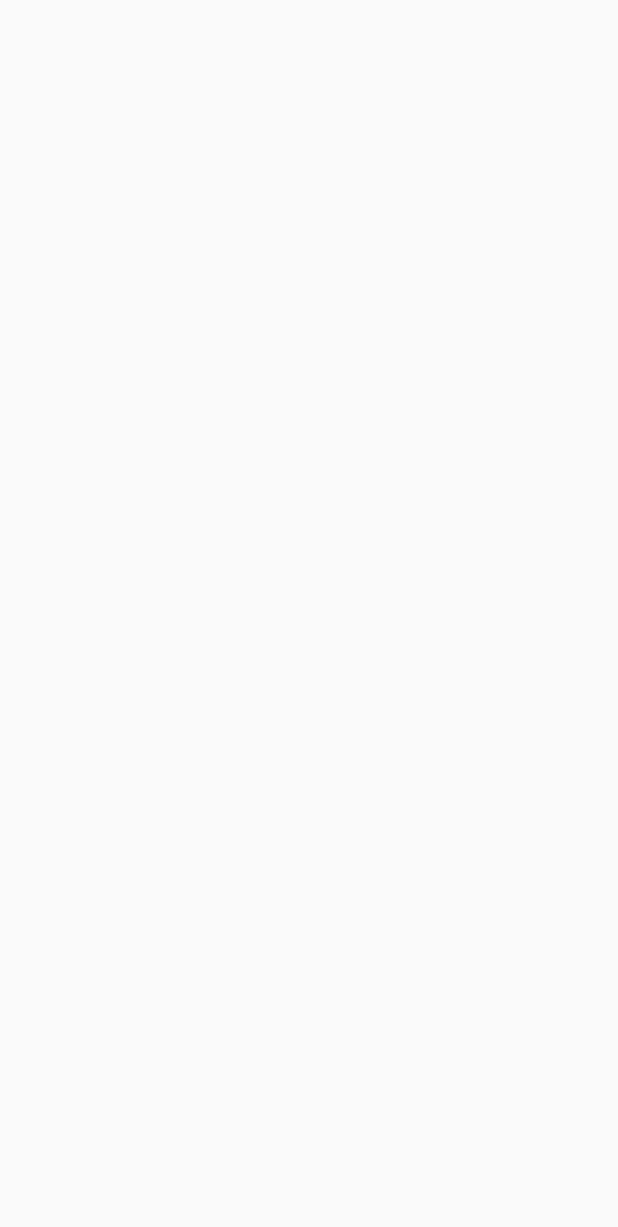
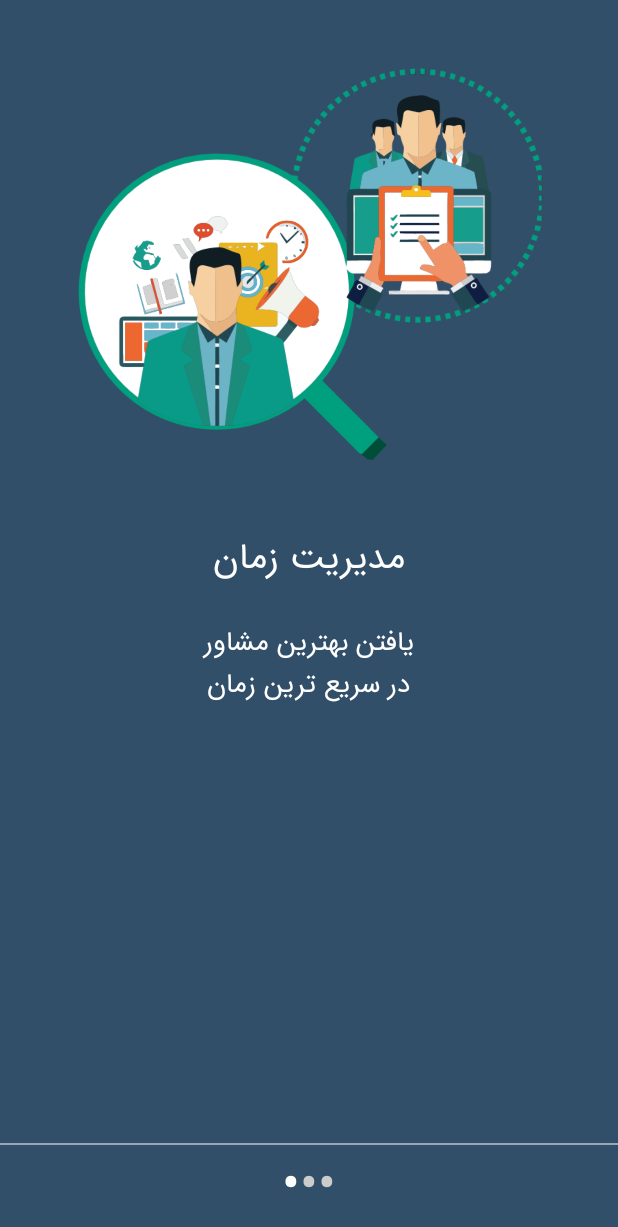
Before and after one commit to ElhamHosseini73/android-consultation, an Android app: the screen it shows after launch (Intro), on a phone screen of 412 x 824 dp. Before the commit the part shown is empty. Shown: the top 1227 px of the screen. Run offline under Robolectric (Android 15) with nearby library versions, the phone set to English and light mode, and no system bars.

Commit message:
Add Intro

```diff
--- a/app/src/main/java/ir/rayapars/consultation/Activitys/Intro.java
+++ b/app/src/main/java/ir/rayapars/consultation/Activitys/Intro.java
@@ -1,15 +1,133 @@
 package ir.rayapars.consultation.Activitys;
 
+import android.content.Intent;
+import android.os.Build;
+import android.support.v4.view.ViewPager;
 import android.support.v7.app.AppCompatActivity;
 import android.os.Bundle;
+import android.text.Html;
+import android.view.View;
+import android.widget.ImageView;
+import android.widget.LinearLayout;
+import android.widget.TextView;
 
+import ir.rayapars.consultation.Adapters.IntroAdapter;
 import ir.rayapars.consultation.R;
 
 public class Intro extends AppCompatActivity {
+
+    ViewPager viewPager;
+    LinearLayout dotsLayout;
+    ImageView nextStep;
+    int[] layouts;
+    TextView[] dots;
+    IntroAdapter introAdapter;
 
     @Override
     protected void onCreate(Bundle savedInstanceState) {
         super.onCreate(savedInstanceState);
         setContentView(R.layout.activity_intro);
+
+
+        // Making notification bar transparent
+        if (Build.VERSION.SDK_INT >= 21) {
+            getWindow().getDecorView().setSystemUiVisibility(View.SYSTEM_UI_FLAG_LAYOUT_STABLE | View.SYSTEM_UI_FLAG_LAYOUT_FULLSCREEN);
+        }
+
+        viewPager = (ViewPager) findViewById(R.id.viewPager);
+        dotsLayout = (LinearLayout) findViewById(R.id.layoutDots);
+        nextStep = (ImageView) findViewById(R.id.nextStep);
+
+        // layouts of all welcome sliders
+        // add few more layouts if you want
+        layouts = new int[]{
+                R.layout.info1,
+                R.layout.info2,
+                R.layout.info3};
+
+        // adding bottom dots
+        addBottomDots(0);
+
+        introAdapter = new IntroAdapter(Intro.this, layouts);
+        viewPager.setAdapter(introAdapter);
+        viewPager.addOnPageChangeListener(viewPagerPageChangeListener);
+
+
+        nextStep.setOnClickListener(new View.OnClickListener() {
+            @Override
+            public void onClick(View v) {
+
+                // checking for last page
+                // if last page home screen will be launched
+                int current = getItem(+1);
+                if (current < layouts.length) {
+
+                } else {
+
+                    // move to next screen
+                    // startActivity(new Intent(Intro.this, CompletedProfileActivity.class));
+                    //  finish();
+                }
+            }
+        });
     }
+
+    private void addBottomDots(int currentPage) {
+
+        dots = new TextView[layouts.length];
+
+        int[] colorsActive = getResources().getIntArray(R.array.array_dot_active);
+        int[] colorsInactive = getResources().getIntArray(R.array.array_dot_inactive);
+
+        dotsLayout.removeAllViews();
+
+        for (int i = 0; i < dots.length; i++) {
+            dots[i] = new TextView(this);
+            dots[i].setText(Html.fromHtml("&#8226;"));
+            dots[i].setTextSize(35);
+            dots[i].setTextColor(colorsInactive[currentPage]);
+
+            dotsLayout.addView(dots[i]);
+        }
+
+        if (dots.length > 0)
+            dots[currentPage].setTextColor(colorsActive[currentPage]);
+    }
+
+    private int getItem(int i) {
+        return viewPager.getCurrentItem() + i;
+    }
+
+    ViewPager.OnPageChangeListener viewPagerPageChangeListener = new ViewPager.OnPageChangeListener() {
+
+        @Override
+        public void onPageSelected(int position) {
+            addBottomDots(position);
+
+            // changing the next button text 'NEXT' / 'GOT IT'
+            if (position == layouts.length - 1) {
+                nextStep.setImageResource(R.drawable.ic_tik);
+                nextStep.setVisibility(View.VISIBLE);
+
+            } else {
+                nextStep.setVisibility(View.GONE);
+                nextStep.setImageResource(R.drawable.ic_next_white);
+            }
+
+        }
+
+        @Override
+        public void onPageScrolled(int arg0, float arg1, int arg2) {
+
+
+        }
+
+        @Override
+        public void onPageScrollStateChanged(int arg0) {
+
+
+        }
+    };
+
+
 }
--- /dev/null
+++ b/app/src/main/java/ir/rayapars/consultation/Adapters/IntroAdapter.java
@@ -0,0 +1,48 @@
+package ir.rayapars.consultation.Adapters;
+
+import android.app.Activity;
+import android.content.Context;
+import android.support.v4.view.PagerAdapter;
+import android.view.LayoutInflater;
+import android.view.View;
+import android.view.ViewGroup;
+
+public class IntroAdapter extends PagerAdapter {
+
+    int[] _layouts;
+    Activity _activity;
+    LayoutInflater layoutInflater;
+
+    public IntroAdapter(Activity a, int[] layouts) {
+
+        _activity = a;
+        _layouts = layouts;
+    }
+
+    @Override
+    public Object instantiateItem(ViewGroup container, int position) {
+
+        layoutInflater = (LayoutInflater) _activity.getSystemService(Context.LAYOUT_INFLATER_SERVICE);
+        View view = layoutInflater.inflate(_layouts[position], container, false);
+        container.addView(view);
+
+        return view;
+    }
+
+    @Override
+    public int getCount() {
+        return _layouts.length;
+    }
+
+    @Override
+    public boolean isViewFromObject(View view, Object object) {
+        return view == object;
+    }
+
+
+    @Override
+    public void destroyItem(ViewGroup container, int position, Object object) {
+        View view = (View) object;
+        container.removeView(view);
+    }
+}
--- /dev/null
+++ b/app/src/main/res/font/rayafa_font.xml
@@ -0,0 +1,15 @@
+<?xml version="1.0" encoding="utf-8"?>
+<font-family xmlns:android="http://schemas.android.com/apk/res/android"
+    xmlns:app="http://schemas.android.com/apk/res-auto">
+
+    <font
+        android:font="@font/rayafa"
+        android:fontStyle="normal"
+        android:fontWeight="400"
+        app:font="@font/rayafa"
+        app:fontStyle="normal"
+        app:fontWeight="400"
+
+        ></font>
+
+</font-family>
--- a/app/src/main/res/layout/activity_intro.xml
+++ b/app/src/main/res/layout/activity_intro.xml
@@ -6,4 +6,52 @@
     android:layout_height="match_parent"
     tools:context=".Activitys.Intro">
 
+    <RelativeLayout
+        android:layout_width="match_parent"
+        android:layout_height="match_parent">
+
+        <android.support.v4.view.ViewPager
+            android:id="@+id/viewPager"
+            android:layout_width="match_parent"
+            android:layout_height="match_parent" />
+
+        <ImageView
+            android:id="@+id/nextStep"
+            android:layout_width="32dp"
+            android:layout_height="32dp"
+            android:layout_alignParentRight="true"
+            android:layout_alignParentBottom="true"
+            android:layout_marginRight="20dp"
+            android:layout_marginBottom="10dp"
+            android:src="@drawable/ic_next_white"
+            android:visibility="gone" />
+
+        <LinearLayout
+            android:layout_width="match_parent"
+            android:layout_height="wrap_content"
+            android:layout_alignParentBottom="true"
+            android:orientation="vertical">
+
+
+            <View
+                android:layout_width="match_parent"
+                android:layout_height="1dp"
+                android:layout_weight="1"
+                android:alpha=".5"
+                android:background="@android:color/white" />
+
+            <LinearLayout
+                android:id="@+id/layoutDots"
+                android:layout_width="match_parent"
+                android:layout_height="35dp"
+                android:layout_alignParentBottom="true"
+                android:layout_marginBottom="25dp"
+                android:gravity="center"
+                android:orientation="horizontal"></LinearLayout>
+
+
+        </LinearLayout>
+
+    </RelativeLayout>
+
 </android.support.constraint.ConstraintLayout>
--- /dev/null
+++ b/app/src/main/res/layout/info1.xml
@@ -0,0 +1,42 @@
+<?xml version="1.0" encoding="utf-8"?>
+<android.support.constraint.ConstraintLayout xmlns:android="http://schemas.android.com/apk/res/android"
+    xmlns:app="http://schemas.android.com/apk/res-auto"
+    android:layout_width="match_parent"
+    android:layout_height="match_parent"
+    android:background="@color/backgroundInfo1">
+
+    <ImageView
+        android:id="@+id/img"
+        android:layout_width="wrap_content"
+        android:layout_height="350dp"
+        android:src="@drawable/ic_intro1"
+        app:layout_constraintLeft_toLeftOf="parent"
+        app:layout_constraintRight_toRightOf="parent"
+        app:layout_constraintTop_toTopOf="parent" />
+
+    <TextView
+        android:id="@+id/txt1"
+        android:layout_width="wrap_content"
+        android:layout_height="wrap_content"
+        android:fontFamily="@font/rayafa_font"
+        android:text="مدیریت زمان"
+        android:textColor="#fff"
+        android:textSize="24dp"
+        app:layout_constraintLeft_toLeftOf="parent"
+        app:layout_constraintRight_toRightOf="parent"
+        app:layout_constraintTop_toBottomOf="@+id/img" />
+
+    <TextView
+        android:layout_width="150dp"
+        android:layout_height="wrap_content"
+        android:layout_marginTop="20dp"
+        android:fontFamily="@font/rayafa_font"
+        android:gravity="center"
+        android:text="یافتن بهترین مشاور در سریع ترین زمان"
+        android:textColor="#fff"
+        android:textSize="18dp"
+        app:layout_constraintLeft_toLeftOf="parent"
+        app:layout_constraintRight_toRightOf="parent"
+        app:layout_constraintTop_toBottomOf="@+id/txt1" />
+
+</android.support.constraint.ConstraintLayout>
--- a/app/src/main/res/values/colors.xml
+++ b/app/src/main/res/values/colors.xml
@@ -4,5 +4,54 @@
     <color name="colorPrimary">#05acbe</color>
     <color name="colorPrimaryDark">#314f69</color>
     <color name="colorAccent">#D81B60</color>
+    <color name="ErrorToastBackgroundColor">#f5e4003d</color>
+    <color name="backgroundInfo1">#314f69</color>
+    <color name="backgroundInfo2">#036A75</color>
+    <color name="backgroundInfo3">#05acbe</color>
+    <color name="dot_light_screen1">#fff</color>
+    <color name="dot_light_screen2">#fff</color>
+    <color name="dot_light_screen3">#fff</color>
+    <color name="dot_dark_screen1">#ccc</color>
+    <color name="dot_dark_screen2">#ccc</color>
+    <color name="dot_dark_screen3">#ccc</color>
+    <color name="originalThemeColor">#314f69</color>
+    <color name="background_fragment">#f0f2f2</color>
+    <color name="action_bar_color">#314f69</color>
+    <color name="textColor">#000</color>
+    <color name="textColorButton">#ffffff</color>
+    <color name="textColorDialog">#262e45</color>
+    <color name="textColorDivider">#555555</color>
+    <color name="textColorDividerLight">#cfcfcf</color>
+    <color name="textColorErrorToast">#fff</color>
+    <color name="textColorMain">#314f69</color>
+    <color name="icon_action_bar_color">#000000</color>
+    <color name="lightGray">#f0f2f2</color>
+    <color name="light_background">#95000000</color>
+    <color name="light_gray">#f2f2f2</color>
+    <color name="light_icon">#ffffff</color>
+    <color name="light_txt">#000000</color>
+    <color name="black">#000</color>
+    <color name="blue">#151b50</color>
+    <color name="blueLight">#e8eaf6</color>
+    <color name="bold_color">#e91e63</color>
+    <color name="drw_txt_color">#000000</color>
+    <color name="divider">#555555</color>
+    <color name="green">#7cb342</color>
+    <color name="red">#ff0000</color>
+    <color name="seg_color">#314f69</color>
+    <color name="seg_color_f">#fff</color>
+
+    <array name="array_dot_active">
+        <item>@color/dot_light_screen1</item>
+        <item>@color/dot_light_screen2</item>
+        <item>@color/dot_light_screen3</item>
+    </array>
+
+
+    <array name="array_dot_inactive">
+        <item>@color/dot_dark_screen1</item>
+        <item>@color/dot_dark_screen2</item>
+        <item>@color/dot_dark_screen3</item>
+    </array>
 
 </resources>
```
Also changed, not shown: app/src/main/res/info1.xml (added, +43 -0 lines), app/src/main/res/info2.xml (added, +43 -0 lines), app/src/main/res/info3.xml (added, +42 -0 lines), app/src/main/res/layout/info2.xml (added, +43 -0 lines), app/src/main/res/layout/info3.xml (added, +42 -0 lines), app/src/main/res/drawable/ic_intro1.png (added), app/src/main/res/drawable/ic_intro2.png (added), app/src/main/res/drawable/ic_intro3.png (added), app/src/main/res/drawable/ic_next_white.png (added), app/src/main/res/drawable/ic_tik.png (added), app/src/main/res/font/rayafa.ttf (added).
